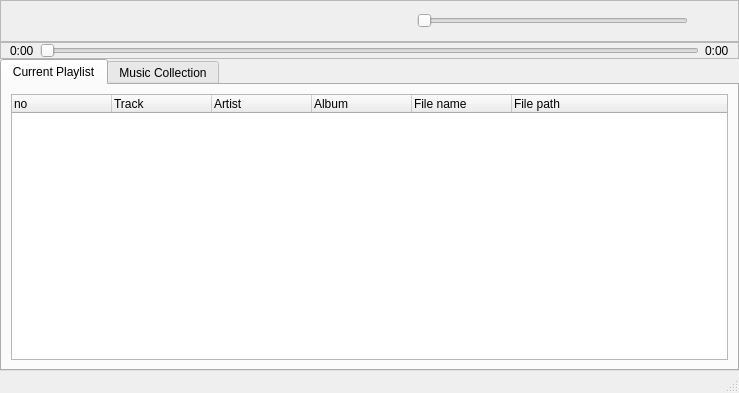
Old version of the form qplayer.ui in the repository middleofdreams/qplayer.
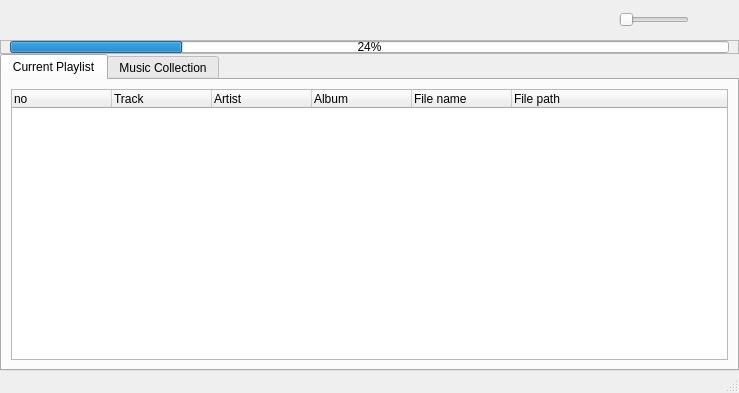
New version of the form. Icons and pictures are not drawn.

The edit to the form file:
```diff
--- a/qplayer.ui
+++ b/qplayer.ui
@@ -24,10 +24,10 @@
     <item>
      <widget class="QFrame" name="frame">
       <property name="frameShape">
-       <enum>QFrame::StyledPanel</enum>
+       <enum>QFrame::NoFrame</enum>
       </property>
       <property name="frameShadow">
-       <enum>QFrame::Raised</enum>
+       <enum>QFrame::Sunken</enum>
       </property>
       <layout class="QHBoxLayout" name="horizontalLayout">
        <property name="leftMargin">
@@ -216,6 +216,12 @@
        </item>
        <item>
         <widget class="QSlider" name="volSlider">
+         <property name="maximumSize">
+          <size>
+           <width>70</width>
+           <height>16777215</height>
+          </size>
+         </property>
          <property name="maximum">
           <number>20</number>
          </property>
@@ -296,23 +302,21 @@
         <number>0</number>
        </property>
        <item>
-        <widget class="QLabel" name="label">
-         <property name="text">
-          <string>0:00</string>
+        <widget class="QProgressBar" name="progressBar">
+         <property name="maximumSize">
+          <size>
+           <width>16777215</width>
+           <height>12</height>
+          </size>
          </property>
-        </widget>
-       </item>
-       <item>
-        <widget class="QSlider" name="horizontalSlider">
-         <property name="orientation">
-          <enum>Qt::Horizontal</enum>
+         <property name="sizeIncrement">
+          <size>
+           <width>0</width>
+           <height>0</height>
+          </size>
          </property>
-        </widget>
-       </item>
-       <item>
-        <widget class="QLabel" name="label_2">
-         <property name="text">
-          <string>0:00</string>
+         <property name="value">
+          <number>24</number>
          </property>
         </widget>
        </item>
```
